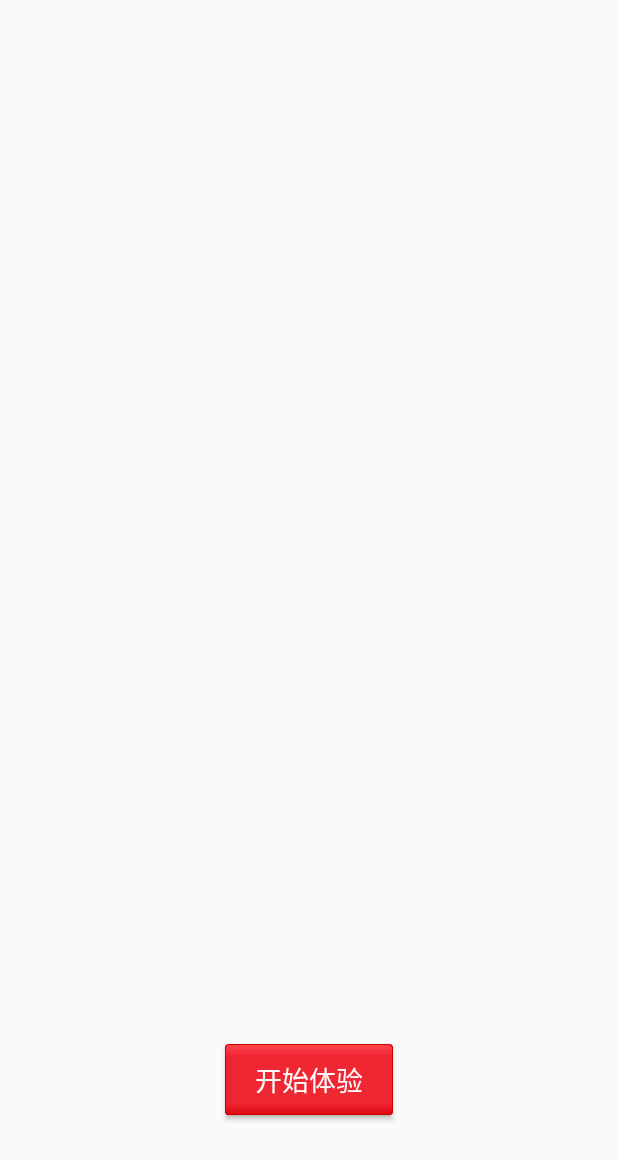
After one commit to yangguangfu520/BeijingNews0224, an Android app: the GuideActivity screen opened directly, with no data from a screen before it, on a phone screen of 412 x 824 dp. The commit adds this screen. Shown: the top 1160 px of the screen. Run offline under Robolectric (Android 15) with nearby library versions, the phone set to English and light mode, and no system bars; our stand-ins replace ButterKnife.

Commit message:
引导界面GuideActivity布局

```diff
--- a/app/build.gradle
+++ b/app/build.gradle
@@ -20,10 +20,11 @@ android {
 }
 
 dependencies {
-    compile fileTree(dir: 'libs', include: ['*.jar'])
+    compile fileTree(include: ['*.jar'], dir: 'libs')
     androidTestCompile('com.android.support.test.espresso:espresso-core:2.2.2', {
         exclude group: 'com.android.support', module: 'support-annotations'
     })
     compile 'com.android.support:appcompat-v7:24.2.1'
     testCompile 'junit:junit:4.12'
+    compile 'com.jakewharton:butterknife:5.1.1'
 }
--- a/app/src/main/AndroidManifest.xml
+++ b/app/src/main/AndroidManifest.xml
@@ -15,7 +15,8 @@
                 <category android:name="android.intent.category.LAUNCHER" />
             </intent-filter>
         </activity>
-        <activity android:name=".activity.MainActivity"></activity>
+        <activity android:name=".activity.MainActivity" />
+        <activity android:name=".activity.GuideActivity"></activity>
     </application>
 
 </manifest>
--- a/app/src/main/java/com/atguigu/myapplication/WelcomeActivity.java
+++ b/app/src/main/java/com/atguigu/myapplication/WelcomeActivity.java
@@ -10,7 +10,7 @@ import android.view.animation.RotateAnimation;
 import android.view.animation.ScaleAnimation;
 import android.widget.RelativeLayout;
 
-import com.atguigu.myapplication.activity.MainActivity;
+import com.atguigu.myapplication.activity.GuideActivity;
 
 public class WelcomeActivity extends AppCompatActivity {
 
@@ -60,7 +60,7 @@ public class WelcomeActivity extends AppCompatActivity {
             @Override
             public void onAnimationEnd(Animation animation) {
 
-                Intent intent = new Intent(WelcomeActivity.this,MainActivity.class);
+                Intent intent = new Intent(WelcomeActivity.this,GuideActivity.class);
                 startActivity(intent);
                 //关闭欢迎页面
                 finish();
--- /dev/null
+++ b/app/src/main/java/com/atguigu/myapplication/activity/GuideActivity.java
@@ -0,0 +1,37 @@
+package com.atguigu.myapplication.activity;
+
+import android.os.Bundle;
+import android.support.v4.view.ViewPager;
+import android.support.v7.app.AppCompatActivity;
+import android.widget.Button;
+import android.widget.LinearLayout;
+import android.widget.RelativeLayout;
+
+import com.atguigu.myapplication.R;
+
+import butterknife.ButterKnife;
+import butterknife.InjectView;
+import butterknife.OnClick;
+
+public class GuideActivity extends AppCompatActivity {
+
+    @InjectView(R.id.vp)
+    ViewPager vp;
+    @InjectView(R.id.btn_start_main)
+    Button btnStartMain;
+    @InjectView(R.id.ll_point_group)
+    LinearLayout llPointGroup;
+    @InjectView(R.id.activity_guide)
+    RelativeLayout activityGuide;
+
+    @Override
+    protected void onCreate(Bundle savedInstanceState) {
+        super.onCreate(savedInstanceState);
+        setContentView(R.layout.activity_guide);
+        ButterKnife.inject(this);
+    }
+
+    @OnClick(R.id.btn_start_main)
+    public void onViewClicked() {
+    }
+}
--- /dev/null
+++ b/app/src/main/res/drawable/btn_start_main_selsector.xml
@@ -0,0 +1,6 @@
+<?xml version="1.0" encoding="utf-8"?>
+<selector xmlns:android="http://schemas.android.com/apk/res/android">
+    <item android:state_pressed="false" android:drawable="@drawable/button_red_normal"/>
+    <item android:state_pressed="true" android:drawable="@drawable/button_red_pressed"/>
+
+</selector>
--- /dev/null
+++ b/app/src/main/res/drawable/btn_start_main_textcolor_selsector.xml
@@ -0,0 +1,6 @@
+<?xml version="1.0" encoding="utf-8"?>
+<selector xmlns:android="http://schemas.android.com/apk/res/android">
+    <item android:state_pressed="false" android:color="@android:color/white"/>
+    <item android:state_pressed="true" android:color="@android:color/black"/>
+
+</selector>
--- /dev/null
+++ b/app/src/main/res/layout/activity_guide.xml
@@ -0,0 +1,39 @@
+<?xml version="1.0" encoding="utf-8"?>
+<RelativeLayout xmlns:android="http://schemas.android.com/apk/res/android"
+    xmlns:tools="http://schemas.android.com/tools"
+    android:id="@+id/activity_guide"
+    android:layout_width="match_parent"
+    android:layout_height="match_parent"
+    tools:context="com.atguigu.myapplication.activity.GuideActivity">
+
+    <android.support.v4.view.ViewPager
+        android:id="@+id/vp"
+        android:layout_width="match_parent"
+        android:layout_height="match_parent" />
+
+
+    <Button
+        android:id="@+id/btn_start_main"
+        android:layout_width="wrap_content"
+        android:layout_height="wrap_content"
+        android:layout_alignParentBottom="true"
+        android:layout_centerHorizontal="true"
+        android:layout_marginBottom="80dp"
+        android:background="@drawable/btn_start_main_selsector"
+        android:paddingLeft="20dp"
+        android:paddingRight="20dp"
+        android:text="开始体验"
+        android:textColor="@drawable/btn_start_main_textcolor_selsector"
+        android:textSize="18sp" />
+
+    <LinearLayout
+        android:id="@+id/ll_point_group"
+        android:layout_width="wrap_content"
+        android:layout_height="wrap_content"
+        android:layout_alignParentBottom="true"
+        android:layout_centerHorizontal="true"
+        android:layout_marginBottom="40dp"
+        android:orientation="horizontal" />
+
+
+</RelativeLayout>
```
Also changed, not shown: app/src/main/res/drawable-hdpi/button_red_normal.9.png (added), app/src/main/res/drawable-hdpi/button_red_pressed.9.png (added).
